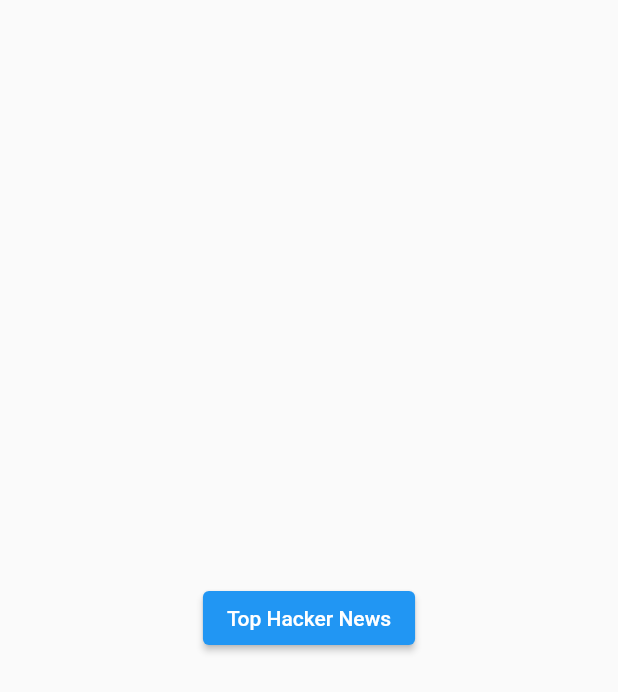
After one commit to Vic0222/SampleApp, a Flutter app: the HomePage screen opened by its route, on a phone screen of 412 x 824 dp. The commit adds this screen. Shown: the top 692 px of the screen. Run offline on Flutter 3.47's test engine with Material 2 defaults, Android fonts, the phone set to English and light mode, and no system bars; our stand-ins replace equatable, firebase_auth, firebase_core, firebase_remote_config, flutter_bloc, google_sign_in; accounts and stored records are empty; network calls fail.

Commit message:
hacker news loading

```diff
--- a/lib/blocs/authentication/authentication_event.dart
+++ b/lib/blocs/authentication/authentication_event.dart
@@ -1,5 +1,6 @@
 import 'package:equatable/equatable.dart';
-import 'package:sample_app/models/authentication_status.dart';
+
+import 'authentication_state.dart';
 
 abstract class AuthenticationEvent extends Equatable {
   const AuthenticationEvent();
--- /dev/null
+++ b/lib/blocs/top_news_list/top_news_list_bloc.dart
@@ -0,0 +1,37 @@
+import 'dart:async';
+
+import 'package:flutter_bloc/flutter_bloc.dart';
+import 'package:sample_app/exceptions/http_exception.dart';
+import 'package:sample_app/services/hacker_news_service.dart';
+
+import 'top_news_list_event.dart';
+import 'top_news_list_state.dart';
+
+class TopNewsListBloc extends Bloc<TopNewsListEvent, TopNewsListState> {
+  final HackerNewsService _hackerNewsService;
+
+  TopNewsListBloc(this._hackerNewsService)
+      : super(const TopNewsListState.loadInitial()) {
+    on<TopNewsListLoadStarted>(_onTopNewsListLoadStarted);
+  }
+
+  FutureOr<void> _onTopNewsListLoadStarted(
+      TopNewsListLoadStarted event, Emitter<TopNewsListState> emit) async {
+    try {
+      emit.call(const TopNewsListState.loadInProgress());
+
+      var topNewsIds = await _hackerNewsService.getTopNewsId();
+
+      emit.call(TopNewsListState.loadSuccess(topNewsIds));
+    } on HttpException catch (ex) {
+      emit.call(TopNewsListState.loadFailure(
+          "${ex.message} - Error Code ${ex.statusCode}"));
+    } catch (ex) {
+      emit.call(TopNewsListState.loadFailure(ex.toString()));
+    }
+  }
+
+  void loadTopNews() {
+    add(const TopNewsListLoadStarted());
+  }
+}
--- /dev/null
+++ b/lib/blocs/top_news_list/top_news_list_event.dart
@@ -0,0 +1,12 @@
+import 'package:equatable/equatable.dart';
+
+abstract class TopNewsListEvent extends Equatable {
+  const TopNewsListEvent();
+
+  @override
+  List<Object> get props => [];
+}
+
+class TopNewsListLoadStarted extends TopNewsListEvent {
+  const TopNewsListLoadStarted();
+}
--- /dev/null
+++ b/lib/blocs/top_news_list/top_news_list_state.dart
@@ -0,0 +1,35 @@
+import 'package:equatable/equatable.dart';
+
+enum TopNewsListStatus {
+  loadInitial,
+  loadInProgress,
+  loadSuccess,
+  loadFailure,
+}
+
+class TopNewsListState extends Equatable {
+  const TopNewsListState._({
+    this.status = TopNewsListStatus.loadInitial,
+    this.topNewsIds = const <int>[],
+    this.errorMessage = "",
+  });
+
+  const TopNewsListState.loadInitial() : this._();
+
+  const TopNewsListState.loadInProgress()
+      : this._(status: TopNewsListStatus.loadInProgress);
+
+  const TopNewsListState.loadSuccess(List<int> topNewsIds)
+      : this._(status: TopNewsListStatus.loadSuccess, topNewsIds: topNewsIds);
+
+  const TopNewsListState.loadFailure(String errorMessage)
+      : this._(
+            status: TopNewsListStatus.loadFailure, errorMessage: errorMessage);
+
+  final TopNewsListStatus status;
+  final String errorMessage;
+  final List<int> topNewsIds;
+
+  @override
+  List<Object> get props => [status, errorMessage, topNewsIds];
+}
--- /dev/null
+++ b/lib/exceptions/http_exception.dart
@@ -0,0 +1,5 @@
+class HttpException implements Exception {
+  final int statusCode;
+  final String message;
+  const HttpException(this.statusCode, this.message);
+}
--- a/lib/models/authentication_status.dart
+++ b/lib/models/authentication_status.dart
@@ -1,6 +0,0 @@
-enum AuthenticationStatus {
-  unauthenticated,
-  authenticating,
-  authenticated,
-  unauthenticating,
-}
--- /dev/null
+++ b/lib/models/news.dart
@@ -0,0 +1,47 @@
+class News {
+  News(
+    this.by,
+    this.descendants,
+    this.id,
+    this.kids,
+    this.score,
+    this.time,
+    this.title,
+    this.type,
+    this.url,
+  );
+
+  String by;
+  int descendants;
+  int id;
+  List<int> kids;
+  int score;
+  int time;
+  String title;
+  String type;
+  String url;
+
+  factory News.fromJson(Map<String, dynamic> json) => News(
+        json["by"],
+        json["descendants"],
+        json["id"],
+        List<int>.from(json["kids"].map((x) => x)),
+        json["score"],
+        json["time"],
+        json["title"],
+        json["type"],
+        json["url"],
+      );
+
+  Map<String, dynamic> toJson() => {
+        "by": by,
+        "descendants": descendants,
+        "id": id,
+        "kids": List<dynamic>.from(kids.map((x) => x)),
+        "score": score,
+        "time": time,
+        "title": title,
+        "type": type,
+        "url": url,
+      };
+}
--- /dev/null
+++ b/lib/pages/home_page.dart
@@ -0,0 +1,29 @@
+import 'package:flutter/material.dart';
+
+class HomePage extends StatelessWidget {
+  const HomePage({Key? key}) : super(key: key);
+
+  @override
+  Widget build(BuildContext context) {
+    return Scaffold(
+      body: SafeArea(
+        child: Column(
+          crossAxisAlignment: CrossAxisAlignment.stretch,
+          mainAxisAlignment: MainAxisAlignment.center,
+          children: [
+            Center(
+              child: ElevatedButton(
+                child: const Text("Top Hacker News"),
+                onPressed: () => _goToHackNews(context),
+              ),
+            ),
+          ],
+        ),
+      ),
+    );
+  }
+
+  void _goToHackNews(BuildContext context) {
+    Navigator.of(context).pushNamed("/hacker_news");
+  }
+}
--- a/lib/pages/login_page.dart
+++ b/lib/pages/login_page.dart
@@ -12,7 +12,6 @@ class LoginPage extends StatelessWidget {
       listener: _onAuthenticated,
       child: Scaffold(
         body: SafeArea(
-          child: Expanded(
           child: Column(
             crossAxisAlignment: CrossAxisAlignment.stretch,
             mainAxisAlignment: MainAxisAlignment.center,
@@ -32,7 +31,6 @@ class LoginPage extends StatelessWidget {
           ),
         ),
       ),
-      ),
     );
   }
 
--- a/lib/services/authentication_service.dart
+++ b/lib/services/authentication_service.dart
@@ -4,13 +4,9 @@ import 'package:firebase_auth/firebase_auth.dart';
 import 'package:flutter/foundation.dart';
 import 'package:google_sign_in/google_sign_in.dart';
 import 'package:sample_app/exceptions/authentication_exception.dart';
-import 'package:sample_app/models/authentication_status.dart';
 import 'package:sample_app/models/user.dart' as model_user;
 
 class AuthentiationService {
-  final StreamController<AuthenticationStatus> statusStream =
-      StreamController<AuthenticationStatus>();
-
   final FirebaseAuth _firebaseAuth;
   final GoogleSignIn _googleSignIn;
 
--- /dev/null
+++ b/lib/services/hacker_news_service.dart
@@ -0,0 +1,26 @@
+import 'dart:async';
+import 'dart:convert' as convert;
+
+import 'package:firebase_remote_config/firebase_remote_config.dart';
+import 'package:http/http.dart' as http;
+import 'package:sample_app/exceptions/http_exception.dart';
+
+class HackerNewsService {
+  final http.Client _httpClient;
+  final RemoteConfig _remoteConfig;
+  HackerNewsService(this._httpClient, this._remoteConfig);
+
+  FutureOr<List<int>> getTopNewsId() async {
+    var url = Uri.https(_remoteConfig.getString('hacker_news_base_address'),
+        '/v0/topstories.json');
+
+    var response = await _httpClient.get(url);
+    if (response.statusCode != 200) {
+      throw HttpException(response.statusCode,
+          "There was an error getting hacker news top stories.");
+    }
+    return (convert.jsonDecode(response.body) as List<dynamic>)
+        .map((e) => e as int)
+        .toList();
+  }
+}
--- a/pubspec.yaml
+++ b/pubspec.yaml
@@ -37,11 +37,13 @@ dependencies:
 
   firebase_core: ^1.8.0
   firebase_auth: ^3.1.4
+  firebase_remote_config: ^0.11.0+2
 
   google_sign_in: ^5.2.0
 
   flutter_bloc: ^7.3.1
   equatable: ^2.0.3
+  http: ^0.13.4
 
 
 
```
Also changed, not shown: lib/blocs/authentication/authentication_state.dart (+7 -1 lines), lib/main.dart (+23 -90 lines), lib/pages/hacker_news/hacker_news_page.dart (added, +50 -0 lines), lib/pages/landing_page.dart (deleted), pubspec.lock. Lines whose indentation alone changed are shown as unchanged.
